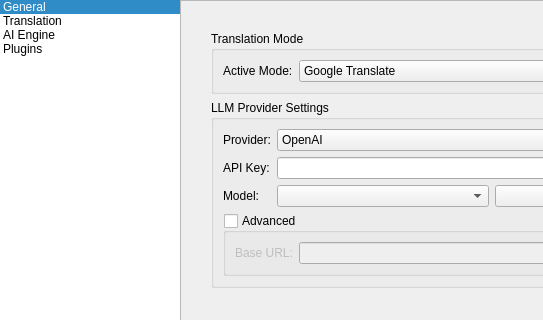
The window that src/dialogs/settingsdialog.ui (NST-Ghost/NST-Ghost) describes before a commit, drawn with Qt 5; both pictures show x 0 to 543 and y 0 to 320 of the 750 by 550 pixel window.
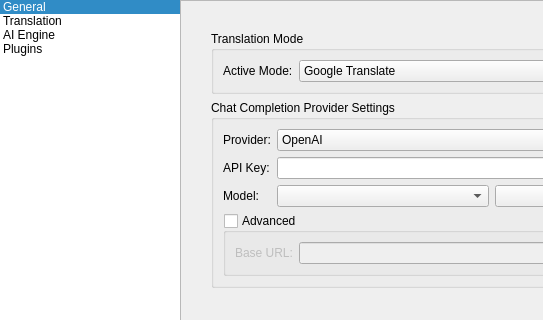
The same window after the commit. The open tabs and pages were chosen to show the change.

The edit to the form file:
```diff
--- a/src/dialogs/settingsdialog.ui
+++ b/src/dialogs/settingsdialog.ui
@@ -306,7 +306,7 @@
                   <item>
                    <widget class="QGroupBox" name="llmProviderGroup">
                     <property name="title">
-                     <string>LLM Provider Settings</string>
+                     <string>Chat Completion Provider Settings</string>
                     </property>
                     <layout class="QFormLayout" name="formLayout_ai_powered">
                      <item row="0" column="0">
```
